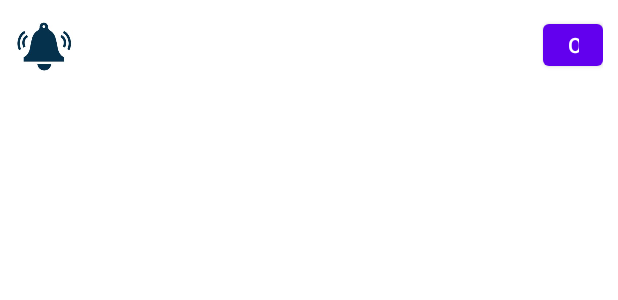
After one commit to AlmogJakov/TutorTime, an Android app: the layout notification_item.xml on its own in the app's theme, with its tools: preview values and no code run, on a phone screen of 412 x 824 dp. The commit adds this screen. Shown: the top 300 px of the screen. Run offline under Robolectric (Android 15) with nearby library versions, the phone set to English and light mode, and no system bars.

Commit message:
added Notifications for register and Teacher card

```diff
--- a/app/src/main/java/com/project/tutortime/Login.java
+++ b/app/src/main/java/com/project/tutortime/Login.java
@@ -26,6 +26,10 @@ import com.google.firebase.database.DatabaseError;
 import com.google.firebase.database.DatabaseReference;
 import com.google.firebase.database.FirebaseDatabase;
 import com.google.firebase.database.ValueEventListener;
+import com.project.tutortime.ui.notifications.Notifications;
+import com.project.tutortime.ui.notifications.NotificationsAdapter;
+
+import java.util.HashMap;
 
 public class Login extends AppCompatActivity {
     EditText mEmail,mPassword;
@@ -33,6 +37,7 @@ public class Login extends AppCompatActivity {
     TextView mRegisterBtn, mResetPass;
     FirebaseAuth fAuth;
     private DatabaseReference mDatabase;
+
 
     @Override
     protected void onCreate(Bundle savedInstanceState) {
@@ -192,4 +197,5 @@ public class Login extends AppCompatActivity {
         /* END loading screen section */
         finish();
     }
+
 }
--- a/app/src/main/java/com/project/tutortime/firebase/subjectObj.java
+++ b/app/src/main/java/com/project/tutortime/firebase/subjectObj.java
@@ -97,4 +97,5 @@ public class subjectObj implements Serializable {
                 ", experience='" + experience + '\'' +
                 '}';
     }
+
 }
--- /dev/null
+++ b/app/src/main/res/layout/notification_item.xml
@@ -0,0 +1,47 @@
+<?xml version="1.0" encoding="utf-8"?>
+<RelativeLayout
+    xmlns:android="http://schemas.android.com/apk/res/android"
+    android:layout_width="match_parent"
+    android:layout_height="wrap_content"
+    android:padding="10dp">
+    <ImageView
+        android:layout_width="40dp"
+        android:layout_height="40dp"
+        android:src="@drawable/bell"
+        android:id="@+id/bell"/>
+
+
+    <LinearLayout
+        android:layout_width="match_parent"
+        android:layout_height="wrap_content"
+        android:layout_marginStart="5dp"
+        android:orientation="vertical"
+        android:layout_toEndOf="@id/bell"
+        android:layout_toStartOf="@id/OpenBtn">
+
+
+        <TextView
+            android:layout_width="wrap_content"
+            android:layout_height="wrap_content"
+            android:id="@+id/UserName"
+            android:textColor="@color/common_google_signin_btn_text_light_pressed"
+            android:textStyle="bold" />
+        <TextView
+            android:layout_width="wrap_content"
+            android:layout_height="wrap_content"
+            android:id="@+id/Remarks"
+            android:maxLines="2"
+            android:textColor="@color/common_google_signin_btn_text_light" />
+
+
+    </LinearLayout>
+
+    <Button
+        android:layout_width="40dp"
+        android:layout_height="40dp"
+        android:layout_alignParentEnd="true"
+        android:id="@+id/OpenBtn"
+        android:text="Open"/>
+
+
+</RelativeLayout>
```
Also changed, not shown: app/src/main/java/com/project/tutortime/Register.java (+16 -0 lines), app/src/main/java/com/project/tutortime/Teacher_card.java (+18 -1 lines), app/src/main/java/com/project/tutortime/ui/notifications/Notifications.java (+129 -13 lines), app/src/main/java/com/project/tutortime/ui/notifications/NotificationsAdapter.java (added, +87 -0 lines), app/src/main/java/com/project/tutortime/ui/notifications/NotificationsViewModel.java (deleted, +0 -19 lines), app/src/main/res/layout/notifications_fragment.xml (+10 -0 lines), app/src/main/res/drawable/bell.png (added).
